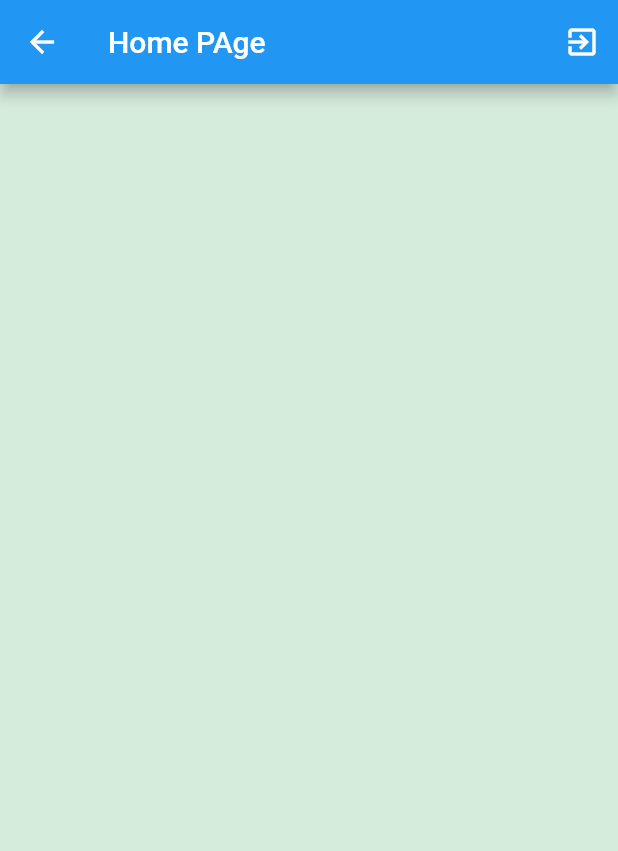
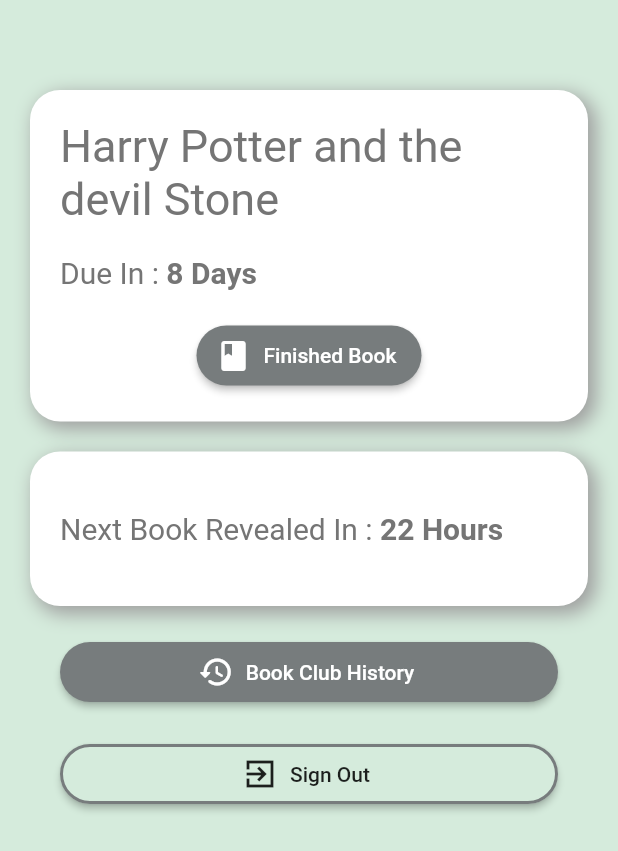
Before and after one commit to prapatn/bookclub, a Flutter app: the HomePage screen opened directly, on a phone screen of 412 x 824 dp. Shown: the top 851 px of the screen. Run offline on Flutter 3.47's test engine with Material 2 defaults, Android fonts, the phone set to English and light mode, and no system bars; our stand-ins replace cloud_firestore, firebase_auth, firebase_core, google_sign_in; accounts and stored records are empty; network calls fail.

Commit message:
asdf
ssdf

```diff
--- a/bookclub_application/lib/pages/home/home.dart
+++ b/bookclub_application/lib/pages/home/home.dart
@@ -1,34 +1,137 @@
+import 'package:bookclub_application/pages/noGroup/noGroup.dart';
 import 'package:bookclub_application/pages/root/root.dart';
 import 'package:bookclub_application/states/currentUser.dart';
+import 'package:bookclub_application/widgets/ourContainer.dart';
 import 'package:flutter/material.dart';
 import 'package:provider/provider.dart';
 
 class HomePage extends StatelessWidget {
   const HomePage({Key? key}) : super(key: key);
 
+  void _signOut(BuildContext context) async {
+    CurrentUser _currentUser = Provider.of<CurrentUser>(context, listen: false);
+    String _returnString = await _currentUser.signOut();
+    if (_returnString == "success") {
+      Navigator.pushAndRemoveUntil(context,
+          MaterialPageRoute(builder: (context) => OurRoot()), (route) => false);
+    }
+  }
+
   @override
   Widget build(BuildContext context) {
-    CurrentUser _currentUser =
-                    Provider.of<CurrentUser>(context, listen: false);
-
     return Scaffold(
-      appBar: AppBar(
-        title:  Text("Home PAge"),
-        actions: [
-          IconButton(
-              onPressed: () async {
-
-                String _returnString = await _currentUser.signOut();
-                if (_returnString == "success") {
-                  Navigator.pushAndRemoveUntil(
-                      context,
-                      MaterialPageRoute(builder: (context) => OurRoot()),
-                      (route) => false);
-                }
-              },
-              icon: const Icon(Icons.exit_to_app_outlined))
+      body: ListView(
+        children: [
+          const SizedBox(
+            height: 40,
+          ),
+          Padding(
+            padding: EdgeInsets.all(20.0),
+            child: OurContainer(
+                child: Column(
+              children: [
+                Text(
+                  "Harry Potter and the devil Stone",
+                  style: TextStyle(color: Colors.grey[600], fontSize: 30),
+                ),
+                Padding(
+                  padding: const EdgeInsets.symmetric(vertical: 20.0),
+                  child: Row(
+                    children: [
+                      Text(
+                        "Due In : ",
+                        style: TextStyle(color: Colors.grey[600], fontSize: 20),
+                      ),
+                      Text(
+                        "8 Days",
+                        style: TextStyle(
+                            color: Colors.grey[600],
+                            fontSize: 20,
+                            fontWeight: FontWeight.bold),
+                      ),
+                    ],
+                  ),
+                ),
+                RaisedButton.icon(
+                    onPressed: () {},
+                    icon: const Icon(
+                      Icons.book,
+                      color: Colors.white,
+                    ),
+                    label: const Text(
+                      "Finished Book",
+                      style: TextStyle(color: Colors.white),
+                    ))
+              ],
+            )),
+          ),
+          // const SizedBox(
+          //   height: 20,
+          // ),
+          Padding(
+            padding: EdgeInsets.symmetric(horizontal: 20.0),
+            child: OurContainer(
+              child: Padding(
+                padding: const EdgeInsets.symmetric(vertical: 20.0),
+                child: Row(
+                  children: [
+                    Text(
+                      "Next Book Revealed In : ",
+                      style: TextStyle(color: Colors.grey[600], fontSize: 20),
+                    ),
+                    Text(
+                      "22 Hours",
+                      style: TextStyle(
+                          color: Colors.grey[600],
+                          fontSize: 20,
+                          fontWeight: FontWeight.bold),
+                    ),
+                  ],
+                ),
+              ),
+            ),
+          ),
+          const SizedBox(
+            height: 20,
+          ),
+          Padding(
+            padding: const EdgeInsets.symmetric(horizontal: 40.0),
+            child: RaisedButton.icon(
+                onPressed: () => _goToNoGroup(context),
+                icon: const Icon(
+                  Icons.history_rounded,
+                  color: Colors.white,
+                ),
+                label: const Text(
+                  "Book Club History",
+                  style: TextStyle(color: Colors.white),
+                )),
+          ),
+          const SizedBox(
+            height: 20,
+          ),
+          Padding(
+            padding: const EdgeInsets.symmetric(horizontal: 40.0),
+            child: RaisedButton.icon(
+                color: Theme.of(context).canvasColor,
+                shape: RoundedRectangleBorder(
+                    borderRadius: BorderRadius.circular(20),
+                    side: BorderSide(
+                        color: Theme.of(context).secondaryHeaderColor,
+                        width: 2)),
+                onPressed: () {
+                  _signOut(context);
+                },
+                icon: const Icon(Icons.exit_to_app_sharp),
+                label: const Text("Sign Out")),
+          ),
         ],
       ),
     );
   }
+
+  void _goToNoGroup(BuildContext context) {
+    Navigator.push(
+        context, MaterialPageRoute(builder: (context) => OurNoGroup()));
+  }
 }
--- a/bookclub_application/lib/pages/login/localwidgets/loginForm.dart
+++ b/bookclub_application/lib/pages/login/localwidgets/loginForm.dart
@@ -141,8 +141,8 @@
     }
 
     if (_return == "success") {
-      Navigator.of(context)
-          .push(MaterialPageRoute(builder: (context) => HomePage()));
+     Navigator.pushAndRemoveUntil(context,
+          MaterialPageRoute(builder: (context) => HomePage()), (route) => false);
     } else {
       Scaffold.of(context).showSnackBar(SnackBar(
         content: Text(_return!),
```
Also changed, not shown: bookclub_application/lib/pages/noGroup/noGroup.dart (added, +83 -0 lines), bookclub_application/lib/utils/ourTheme.dart (+10 -2 lines).
